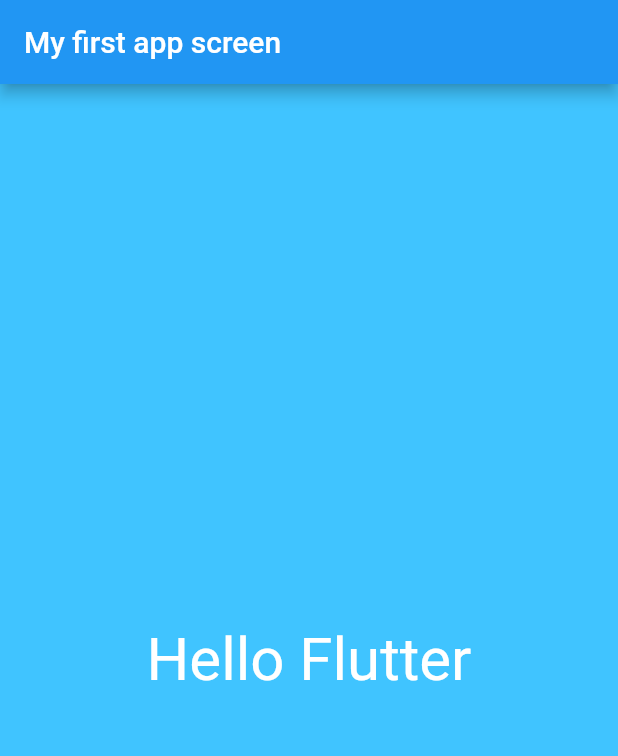
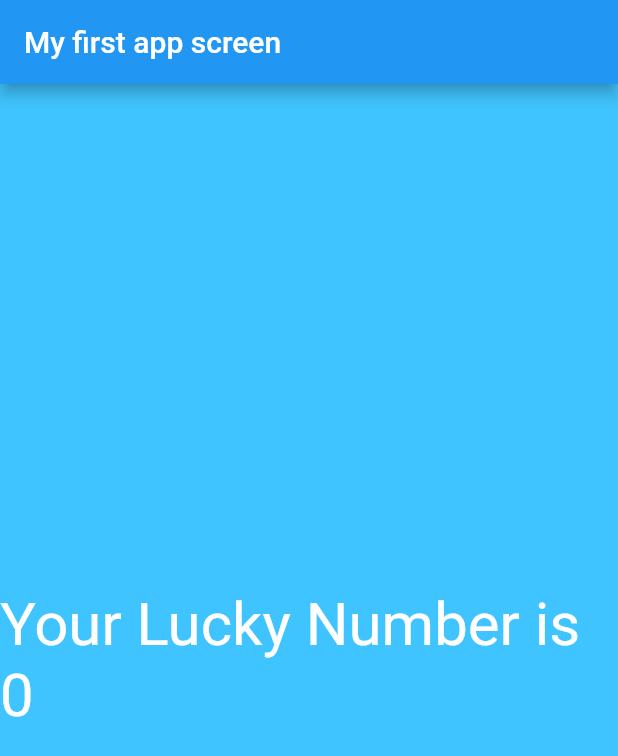
Before and after one commit to vivekdevil143/flutter_app, a Flutter app: the screen it shows after launch, on a phone screen of 412 x 824 dp. Shown: the top 756 px of the screen. Run offline on Flutter 3.47's test engine with Material 2 defaults, Android fonts, the phone set to English and light mode, and no system bars.

Commit message:
Second commit 06/10/2019

```diff
--- a/lib/app_screens/first_screen.dart
+++ b/lib/app_screens/first_screen.dart
@@ -1,3 +1,5 @@
+import 'dart:math';
+
 import 'package:flutter/material.dart';
 class FirstScreen extends StatelessWidget{
   @override
@@ -6,7 +8,7 @@ class FirstScreen extends StatelessWidget{
       color: Colors.lightBlueAccent,
       child: Center(
         child: Text(
-          "Hello Flutter",
+          generateLuckyNumber(),
           textDirection: TextDirection.ltr,
           style: TextStyle(color: Colors.white, fontSize: 40.0),
         ),
@@ -14,4 +16,11 @@ class FirstScreen extends StatelessWidget{
     );
   }
 
+  String generateLuckyNumber(){
+
+    var random=Random();
+    int luckynumber=random.nextInt(10);
+    return "Your Lucky Number is $luckynumber";
+  }
+
 }
```
